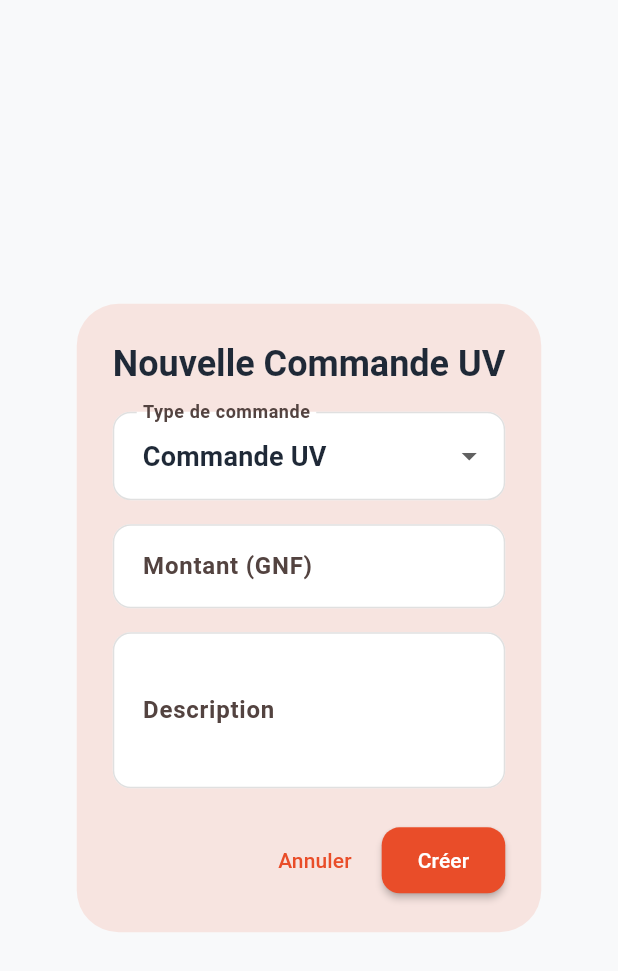
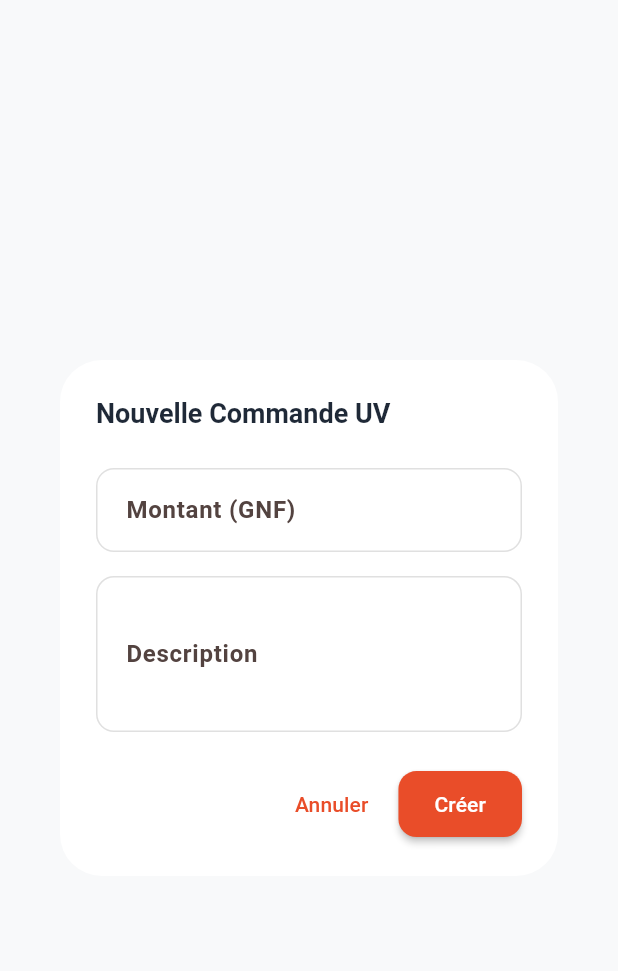
Before and after one commit to medchelios/pdv-baaf, a Flutter app: the _CreateOrderDialog widget shown alone on an empty page, opened directly with empty values, on a phone screen of 412 x 824 dp. Shown: the top 971 px of the screen. Run offline on Flutter 3.47's test engine with Material 3 defaults, Android fonts, the phone set to English and light mode, and no system bars; our stand-ins replace logger, shared_preferences; accounts and stored records are empty; network calls fail; Roboto replaces fonts that are missing (Futura).

Commit message:
Update UVOrdersScreen and CreateOrderDialog UI: Increase font sizes and adjust layout for improved readability. Remove unused dropdown for order type and set default type to 'order_uv' in order creation process.

```diff
--- a/lib/screens/uv_orders_screen.dart
+++ b/lib/screens/uv_orders_screen.dart
@@ -168,13 +168,13 @@ class _UVOrdersScreenState extends State<UVOrdersScreen> {
         Icon(
           icon,
           color: color,
-          size: 18,
+          size: 20,
         ),
         const SizedBox(height: 4),
         Text(
           value,
           style: TextStyle(
-            fontSize: 16,
+            fontSize: 18,
             color: color,
             fontWeight: FontWeight.bold,
           ),
@@ -182,7 +182,7 @@ class _UVOrdersScreenState extends State<UVOrdersScreen> {
         Text(
           label,
           style: const TextStyle(
-            fontSize: 10,
+            fontSize: 12,
             color: AppConstants.textSecondary,
           ),
         ),
@@ -192,7 +192,7 @@ class _UVOrdersScreenState extends State<UVOrdersScreen> {
 
   Widget _buildVerticalDivider() {
     return Container(
-      height: 30,
+      height: 35,
       width: 1,
       decoration: BoxDecoration(
         color: AppConstants.textSecondary.withValues(alpha: 0.3),
@@ -382,7 +382,6 @@ class _CreateOrderDialogState extends State<_CreateOrderDialog> {
   final _formKey = GlobalKey<FormState>();
   final _amountController = TextEditingController();
   final _descriptionController = TextEditingController();
-  String _selectedType = 'order';
   bool _isLoading = false;
 
   @override
@@ -395,33 +394,19 @@ class _CreateOrderDialogState extends State<_CreateOrderDialog> {
   @override
   Widget build(BuildContext context) {
     return AlertDialog(
-      title: const Text('Nouvelle Commande UV'),
-      content: Form(
+      backgroundColor: Colors.white,
+      title: const Text(
+        'Nouvelle Commande UV',
+        style: TextStyle(fontSize: 18),
+      ),
+      contentPadding: const EdgeInsets.all(24),
+      content: SizedBox(
+        width: 350,
+        child: Form(
         key: _formKey,
         child: Column(
           mainAxisSize: MainAxisSize.min,
           children: [
-            DropdownButtonFormField<String>(
-              value: _selectedType,
-              decoration: const InputDecoration(
-                labelText: 'Type de commande',
-                border: OutlineInputBorder(),
-              ),
-              items: UVOrderService.orderTypes.entries.map((entry) {
-                return DropdownMenuItem(
-                  value: entry.key,
-                  child: Text(entry.value),
-                );
-              }).toList(),
-              onChanged: (value) {
-                setState(() {
-                  _selectedType = value!;
-                });
-              },
-            ),
-
-            const SizedBox(height: AppConstants.paddingM),
-
             TextFormField(
               controller: _amountController,
               decoration: const InputDecoration(
@@ -460,6 +445,7 @@ class _CreateOrderDialogState extends State<_CreateOrderDialog> {
             ),
           ],
         ),
+        ),
       ),
       actions: [
         TextButton(
@@ -491,7 +477,7 @@ class _CreateOrderDialogState extends State<_CreateOrderDialog> {
       final result = await UVOrderService().createOrder(
         amount: double.parse(_amountController.text),
         description: _descriptionController.text,
-        type: _selectedType,
+        type: 'order_uv',
       );
 
       if (result != null) {
```
